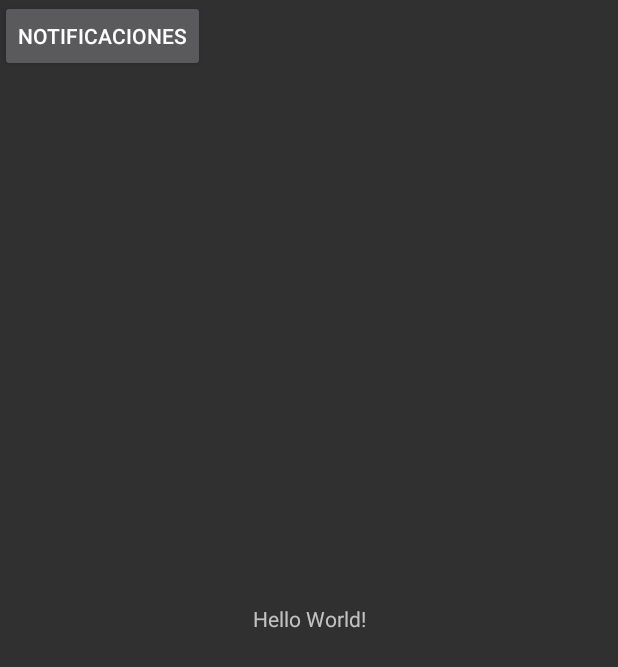
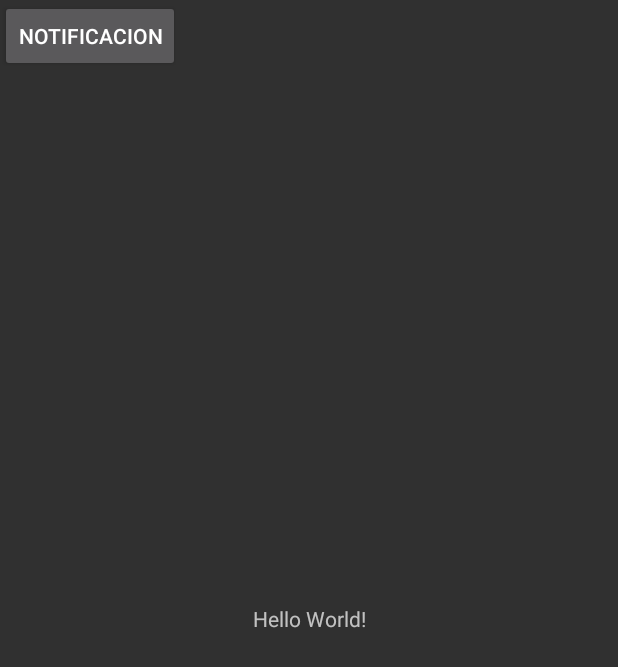
Before and after one commit to shivera605/PupusasYaProjectCli, an Android app: the layout activity_main.xml on its own in the app's theme, with its tools: preview values and no code run, on a phone screen of 412 x 824 dp. Shown: the top 667 px of the screen. Run offline under Robolectric (Android 15) with nearby library versions, the phone set to English and light mode, and no system bars.

Commit message:
version 1.1

```diff
--- a/app/src/main/res/layout/activity_main.xml
+++ b/app/src/main/res/layout/activity_main.xml
@@ -21,7 +21,7 @@
         android:orientation="horizontal"
         android:layout_width="wrap_content"
         android:layout_height="wrap_content"
-        android:text="Notificaciones"
+        android:text="@string/notificacion"
         android:onClick="Notificacion"
         tools:layout_editor_absoluteX="142dp"
         tools:layout_editor_absoluteY="114dp"
--- a/app/src/main/res/values/strings.xml
+++ b/app/src/main/res/values/strings.xml
@@ -14,4 +14,5 @@
     <string name="tvSignIn">Iniciar Sesión</string>
     <string name="etPhone">Teléfono</string>
     <string name="userName">Nombre de Usuario</string>
+    <string name="notificacion">Notificacion</string>
 </resources>
```
